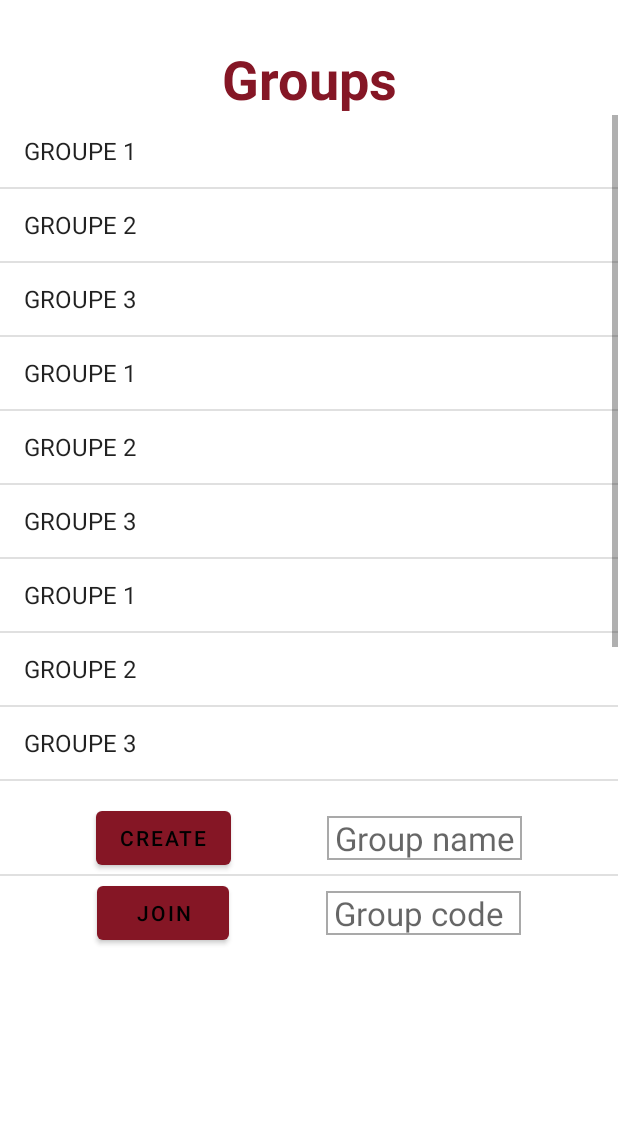
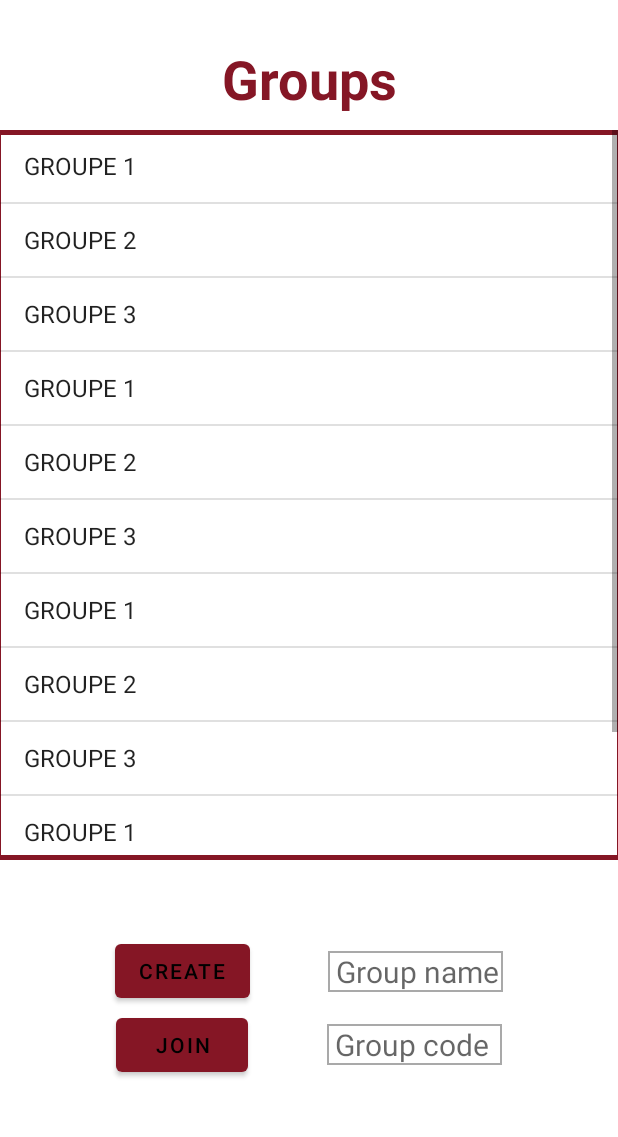
Before and after one commit to MoviesMatch/MoviesMatchMobile, an Android app: the GroupsFragment screen opened directly, with no data from a screen before it, on a phone screen of 412 x 824 dp, the part 90-1227 px from its top. Run offline under Robolectric (Android 15) with nearby library versions, the phone set to English and light mode, and no system bars.

Commit message:
Boutons fix plus petit changements (#28)
* Boutons fix plus petit changements

* ajout de border sur la list view

* Mincir la listeview

```diff
--- /dev/null
+++ b/MoviesMatch/app/src/main/res/drawable/listview_border.xml
@@ -0,0 +1,10 @@
+<?xml version="1.0" encoding="utf-8"?>
+<layer-list xmlns:android="http://schemas.android.com/apk/res/android">
+    <item  android:right="-3dp" android:left="-3dp">
+        <shape >
+            <stroke
+                android:width="3dp"
+                android:color="@color/mv_darkRed" />
+        </shape>
+    </item>
+</layer-list>
--- a/MoviesMatch/app/src/main/res/layout/fragment_groups.xml
+++ b/MoviesMatch/app/src/main/res/layout/fragment_groups.xml
@@ -31,6 +31,8 @@
         android:id="@+id/listViewGroups"
         android:layout_width="match_parent"
         android:layout_height="0dp"
+        android:layout_marginTop="10dp"
+        android:background="@drawable/listview_border"
         android:entries="@android:array/imProtocols"
         app:layout_constraintBottom_toTopOf="@+id/guidelineListViewBottom"
         app:layout_constraintStart_toStartOf="parent"
@@ -40,6 +42,8 @@
         android:id="@+id/buttonCreateGroup"
         android:layout_width="wrap_content"
         android:layout_height="wrap_content"
+        android:layout_marginTop="50dp"
+        android:layout_marginLeft="25dp"
         android:text="Create"
         android:theme="@style/Button.MoviesMatch"
         app:layout_constraintBottom_toBottomOf="@+id/editTextCreateGroup"
@@ -55,12 +59,13 @@
         android:layout_width="wrap_content"
         android:layout_height="wrap_content"
         android:background="@drawable/custom_rectangle"
+        android:layout_marginRight="25dp"
         android:ems="5"
         android:hint="Group name"
         android:inputType="textPersonName"
         android:paddingLeft="5dp"
         android:textCursorDrawable="@drawable/color_cursor"
-        android:textSize="22sp"
+        android:textSize="20sp"
         app:layout_constraintBottom_toBottomOf="@+id/buttonCreateGroup"
         app:layout_constraintEnd_toEndOf="parent"
         app:layout_constraintHorizontal_bias="0.5"
@@ -72,13 +77,15 @@
         android:layout_width="match_parent"
         android:layout_height="1dp"
         android:background="?android:attr/listDivider"
-        app:layout_constraintTop_toBottomOf="@id/buttonCreateGroup"/>
+        android:visibility="invisible"
+        app:layout_constraintTop_toBottomOf="@id/buttonCreateGroup" />
 
     <Button
         android:id="@+id/buttonJoin"
         android:layout_width="wrap_content"
         android:layout_height="wrap_content"
         android:layout_marginTop="0dp"
+        android:layout_marginLeft="25dp"
         android:text="Join"
         android:theme="@style/Button.MoviesMatch"
         app:layout_constraintBottom_toBottomOf="@+id/editTextJoinCode"
@@ -93,12 +100,13 @@
         android:layout_width="wrap_content"
         android:layout_height="wrap_content"
         android:background="@drawable/custom_rectangle"
+        android:layout_marginRight="25dp"
         android:ems="5"
         android:hint="Group code"
         android:inputType="textPersonName"
         android:paddingLeft="5dp"
         android:textCursorDrawable="@drawable/color_cursor"
-        android:textSize="22sp"
+        android:textSize="20sp"
         android:layout_marginTop="10dp"
         app:layout_constraintEnd_toEndOf="parent"
         app:layout_constraintHorizontal_bias="0.5"
@@ -117,7 +125,7 @@
         android:layout_width="wrap_content"
         android:layout_height="wrap_content"
         android:orientation="horizontal"
-        app:layout_constraintGuide_percent="0.7" />
+        app:layout_constraintGuide_percent="0.75" />
 
 </androidx.constraintlayout.widget.ConstraintLayout>
 </FrameLayout>
```
